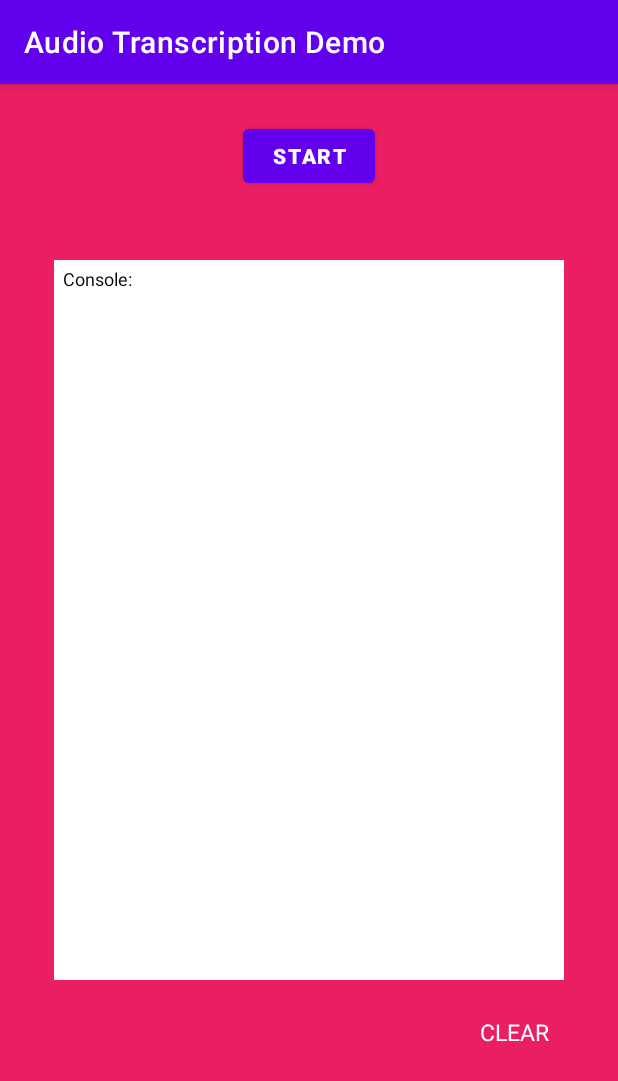
After one commit to enesinky/demoaudiotranscription, an Android app: the RealTimeActivity screen opened directly, with no data from a screen before it, on a phone screen of 412 x 824 dp. The commit adds this screen. Shown: the top 1081 px of the screen. Run offline under Robolectric (Android 15) with nearby library versions, the phone set to English and light mode, and no system bars; libraries missing offline, so code that uses them is left out: com.huawei.hms; 3 statements that could not run were skipped.

Commit message:
Added Real Time Transcription module.

```diff
--- a/app/build.gradle
+++ b/app/build.gradle
@@ -60,6 +60,7 @@ dependencies {
 
     implementation 'com.huawei.agconnect:agconnect-core:1.4.1.300'
     implementation 'com.huawei.hms:ml-computer-voice-aft:2.1.0.300'
+    implementation 'com.huawei.hms:ml-computer-voice-realtimetranscription:2.1.0.300'
 
 }
 
--- /dev/null
+++ b/app/src/main/java/com/enesinky/demo/audiotranscription/Console.kt
@@ -0,0 +1,35 @@
+package com.enesinky.demo.audiotranscription
+
+import android.app.Activity
+import android.view.View
+import android.widget.ScrollView
+import android.widget.TextView
+
+class Console {
+
+    private lateinit var scrollView: ScrollView
+    private lateinit var textHolder: TextView
+    private lateinit var activity: Activity
+
+    fun build(scrollView: ScrollView, activity: Activity) : Console {
+        this.scrollView = scrollView
+        this.activity = activity
+        this.textHolder = scrollView.getChildAt(0) as TextView
+        return this
+    }
+
+     fun print(strText: String) {
+        val print = textHolder.text.toString() + "\n\n" + strText
+        activity.runOnUiThread {
+            textHolder.text = print
+            scrollView.fullScroll(View.FOCUS_DOWN)
+        }
+    }
+
+    fun clear() {
+        activity.runOnUiThread {
+            textHolder.text = activity.resources.getString(R.string.output)
+        }
+    }
+
+}
--- a/app/src/main/java/com/enesinky/demo/audiotranscription/Constants.kt
+++ b/app/src/main/java/com/enesinky/demo/audiotranscription/Constants.kt
@@ -9,11 +9,14 @@ object Constants {
 
     val MANUFACTURER_BRAND = Build.MANUFACTURER.toUpperCase(Locale.ROOT)
 
+    val AT_PERMISSION_LIST = arrayOf(
+        Manifest.permission.READ_EXTERNAL_STORAGE
+    )
     /*
         Audio Transcription Constants
      */
-    val AT_PERMISSION_LIST = arrayOf(
-        Manifest.permission.READ_EXTERNAL_STORAGE
+    val RTT_PERMISSION_LIST = arrayOf(
+        Manifest.permission.RECORD_AUDIO
     )
 
 }
--- a/app/src/main/java/com/enesinky/demo/audiotranscription/MainActivity.kt
+++ b/app/src/main/java/com/enesinky/demo/audiotranscription/MainActivity.kt
@@ -18,5 +18,10 @@ class MainActivity : AppCompatActivity() {
             startActivity(intent)
         }
 
+        card2.setOnClickListener {
+            val intent = Intent(this, RealTimeActivity::class.java)
+            startActivity(intent)
+        }
+
     }
 }
--- /dev/null
+++ b/app/src/main/java/com/enesinky/demo/audiotranscription/RealTimeActivity.kt
@@ -0,0 +1,199 @@
+package com.enesinky.demo.audiotranscription
+
+import android.content.pm.PackageManager
+import android.os.Bundle
+import android.util.Log
+import android.widget.Button
+import android.widget.ScrollView
+import android.widget.TextView
+import androidx.activity.result.contract.ActivityResultContracts
+import androidx.appcompat.app.AppCompatActivity
+import androidx.core.content.ContextCompat
+import com.huawei.hms.mlsdk.common.MLApplication
+import com.huawei.hms.mlsdk.speechrtt.*
+import java.util.*
+
+class RealTimeActivity : AppCompatActivity() {
+
+    private val logTag = "audio-transcription"
+    private var rttEngine: MLSpeechRealTimeTranscription? = null
+    private lateinit var rttConfig: MLSpeechRealTimeTranscriptionConfig
+    private var isListening = false
+    private lateinit var resultText: TextView
+    private lateinit var textHolder: TextView
+    private var isPermissionGranted: Boolean = false
+    private lateinit var button: Button
+    private lateinit var clearButton: TextView
+    private lateinit var scrollView: ScrollView
+    private val console = Console()
+
+    override fun onCreate(savedInstanceState: Bundle?) {
+        super.onCreate(savedInstanceState)
+        setContentView(R.layout.activity_real_time)
+
+        //set HMS ML Kit API KEY
+        MLApplication.getInstance().apiKey = "CgB6e3x9CHqu5EMNL3apkna/Ob7gS6dxMLT926TDV2MAB77MJso4Qfx6v0sN5VGG3Lt+CcA1Csf7sJFzWebo6TQ3"
+
+        // List of supported languages by Jan-2021
+        val languages = arrayOf(
+            MLSpeechRealTimeTranscriptionConstants.LAN_EN_US,
+            MLSpeechRealTimeTranscriptionConstants.LAN_ZH_CN,
+            MLSpeechRealTimeTranscriptionConstants.LAN_FR_FR
+        )
+
+        // Configure Engine
+        rttConfig = MLSpeechRealTimeTranscriptionConfig.Factory()
+                .setLanguage(languages[0])
+                .enablePunctuation(true)
+                .enableSentenceTimeOffset(true)
+                .enableWordTimeOffset(false)
+                .create()
+
+        resultText = findViewById(R.id.result)
+        textHolder = findViewById(R.id.textView)
+        button = findViewById(R.id.button)
+        clearButton = findViewById(R.id.clearBtn)
+        scrollView = findViewById(R.id.scrollView)
+
+        // Build Console
+        console.build(scrollView, this)
+
+
+        val requestPermissionLauncher =
+            registerForActivityResult(
+                ActivityResultContracts.RequestPermission()
+            ) { isGranted: Boolean ->
+                if (isGranted) {
+                    isPermissionGranted = true
+                } else {
+                    console.print("Microphone permission is not granted.")
+                }
+            }
+
+
+        if(ContextCompat.checkSelfPermission(
+                this,
+                Constants.RTT_PERMISSION_LIST[0]
+            ) != PackageManager.PERMISSION_GRANTED) {
+            requestPermissionLauncher.launch(Constants.RTT_PERMISSION_LIST[0])
+        }
+        else {
+            isPermissionGranted = true
+        }
+
+        button.setOnClickListener {
+            when(isListening) {
+                false -> {
+                    if(isPermissionGranted && isPhoneHuaweiBrand()) {
+                        startRttEngine()
+                        console.print("Engine start.")
+                    }
+                    else {
+                        console.print("Engine cannot be started without record audio permission.")
+                    }
+                }
+                true -> {
+                    stopRttEngine()
+                    console.print("Engine stop.")
+                }
+            }
+
+        }
+
+        clearButton.setOnClickListener {
+            console.clear()
+        }
+
+    }
+
+    private fun startRttEngine() {
+        rttEngine = MLSpeechRealTimeTranscription.getInstance().apply {
+            setRealTimeTranscriptionListener(rttListener)
+            startRecognizing(rttConfig)
+        }.also {
+            button.isEnabled = false
+            button.text = this.resources.getString(R.string.stop)
+        }
+    }
+
+    private fun stopRttEngine() {
+        rttEngine?.destroy()
+        isListening = false
+        resetButton()
+    }
+
+    private fun resetButton() {
+        button.isEnabled = true
+        button.text = this.resources.getString(R.string.start)
+        isListening = false
+    }
+
+
+    private fun isPhoneHuaweiBrand() : Boolean {
+        return (Constants.MANUFACTURER_BRAND == "HUAWEI" || Constants.MANUFACTURER_BRAND == "HONOR")
+    }
+
+    private val rttListener: MLSpeechRealTimeTranscriptionListener =
+        object : MLSpeechRealTimeTranscriptionListener {
+
+            override fun onStartListening() {
+                // The recorder starts to receive speech.
+                console.print("Listening... (${rttConfig.language})")
+                Log.d(logTag, "onStartListening: (${rttConfig.language})")
+                button.isEnabled = true
+                isListening = true
+            }
+
+            override fun onStartingOfSpeech() {
+                // The user starts to speak, that is, the speech recognizer detects that the user starts to speak.
+            }
+
+            override fun onVoiceDataReceived(data: ByteArray?, energy: Float, bundle: Bundle?) {
+                // Return the original PCM stream and audio power to the user. This API is not running in the main thread, and the return result is processed in the sub-thread.
+            }
+
+            override fun onRecognizingResults(partialResults: Bundle?) {
+
+                // get sentence results with time offsets
+                val results: ArrayList<MLSpeechRealTimeTranscriptionResult> =
+                    partialResults?.getSerializable(
+                        "RESULTS_SENTENCE_OFFSET"
+                    ) as ArrayList<MLSpeechRealTimeTranscriptionResult>
+
+                // refresh dynamic text
+                resultText.text = partialResults.getString("results_recognizing")!!
+
+                results.forEach {
+                    if (partialResults.getBoolean("RESULTS_PARTIALFINAL")) {
+                        val sT = TimestampConverter()
+                            .setDuration(it.endTime.toInt())
+                            .setPosition(it.startTime.toInt())
+                            .getString()
+
+                        console.print("$sT: ${it.text}")
+                        Log.d(
+                            logTag,
+                            "onResult: $sT: ${it.text}"
+                        )
+
+                        // clear dynamic text
+                        resultText.text = ""
+                    }
+                }
+            }
+
+            override fun onError(error: Int, errorMessage: String?) {
+                // Called when an error occurs in recognition.
+                Log.d(logTag, "onError: message=$errorMessage")
+                console.print("Error: $errorMessage ($error)")
+                resetButton()
+            }
+
+            override fun onState(state: Int, params: Bundle?) {
+                // Notify the app status change.
+                Log.d(logTag, "onState: $state")
+            }
+
+        }
+
+}
--- a/app/src/main/java/com/enesinky/demo/audiotranscription/TimestampConverter.kt
+++ b/app/src/main/java/com/enesinky/demo/audiotranscription/TimestampConverter.kt
@@ -25,14 +25,12 @@ class TimestampConverter {
         val seconds = active % 60
 
         var str = "00:00"
-        if(ts in 0..ds) {
         when {
             ds in 0 until 1000 * 60 * 60 -> {
                 str = addZero(minutes) + ":" + addZero(seconds)
             }
             ds >= 1000 * 60 * 60 -> {
                 str = addZero(hours) + ":" + addZero((minutes % 60)) + ":" + addZero(seconds)
-                }
             }
         }
         return str
--- /dev/null
+++ b/app/src/main/res/layout/activity_real_time.xml
@@ -0,0 +1,80 @@
+<?xml version="1.0" encoding="utf-8"?>
+<androidx.constraintlayout.widget.ConstraintLayout xmlns:android="http://schemas.android.com/apk/res/android"
+    xmlns:app="http://schemas.android.com/apk/res-auto"
+    xmlns:tools="http://schemas.android.com/tools"
+    android:layout_width="match_parent"
+    android:layout_height="match_parent"
+    android:background="#E91E63"
+    tools:context="com.enesinky.demo.audiotranscription.RealTimeActivity">
+
+
+    <Button
+        android:id="@+id/button"
+        android:layout_width="wrap_content"
+        android:layout_height="wrap_content"
+        android:layout_marginTop="24dp"
+        android:text="@string/start"
+        android:textColor="@color/white"
+        android:textSize="14sp"
+        android:textStyle="bold"
+        app:layout_constraintEnd_toEndOf="parent"
+        app:layout_constraintStart_toStartOf="parent"
+        app:layout_constraintTop_toTopOf="parent" />
+
+    <TextView
+        android:id="@+id/result"
+        android:layout_width="340dp"
+        android:layout_height="wrap_content"
+        android:scrollHorizontally="true"
+        android:ellipsize="start"
+        android:singleLine="true"
+        android:textAlignment="center"
+        android:textColor="@color/white"
+        android:textSize="15sp"
+        android:textStyle="bold"
+        android:layout_marginTop="12dp"
+        app:layout_constraintBottom_toTopOf="@+id/scrollView"
+        app:layout_constraintEnd_toEndOf="@+id/scrollView"
+        app:layout_constraintStart_toStartOf="@+id/scrollView"
+        app:layout_constraintTop_toBottomOf="@id/button" />
+
+    <ScrollView
+        android:id="@+id/scrollView"
+        android:layout_width="340dp"
+        android:layout_height="480dp"
+        android:layout_marginTop="12dp"
+        android:background="@color/white"
+        app:layout_constraintEnd_toEndOf="parent"
+        app:layout_constraintStart_toStartOf="parent"
+        app:layout_constraintTop_toBottomOf="@id/result">
+
+        <TextView
+            android:id="@+id/textView"
+            android:layout_width="match_parent"
+            android:layout_height="wrap_content"
+            android:lineHeight="16dp"
+            android:paddingHorizontal="6dp"
+            android:paddingVertical="4dp"
+            android:text="@string/output"
+            android:textColor="@color/black"
+            android:textSize="12sp"
+            tools:targetApi="p" />
+
+    </ScrollView>
+
+    <TextView
+        android:id="@+id/clearBtn"
+        android:layout_width="wrap_content"
+        android:layout_height="wrap_content"
+        android:paddingHorizontal="10dp"
+        android:paddingVertical="8dp"
+        android:text="@string/clear"
+        android:textAllCaps="true"
+        android:textColor="@color/white"
+        android:textSize="15sp"
+        android:layout_marginTop="16dp"
+        app:layout_constraintEnd_toEndOf="@+id/scrollView"
+        app:layout_constraintTop_toBottomOf="@+id/scrollView" />
+
+
+</androidx.constraintlayout.widget.ConstraintLayout>
--- a/app/src/main/res/values/strings.xml
+++ b/app/src/main/res/values/strings.xml
@@ -5,4 +5,6 @@
     <string name="output">Console:</string>
     <string name="choose_file">Choose File</string>
     <string name="clear">Clear</string>
+    <string name="start">Start</string>
+    <string name="stop">Stop</string>
 </resources>
```
Also changed, not shown: app/src/main/AndroidManifest.xml (+4 -4 lines), app/src/main/java/com/enesinky/demo/audiotranscription/AudioFileActivity.kt (+19 -33 lines), 2 other files. Lines whose indentation alone changed are shown as unchanged.
